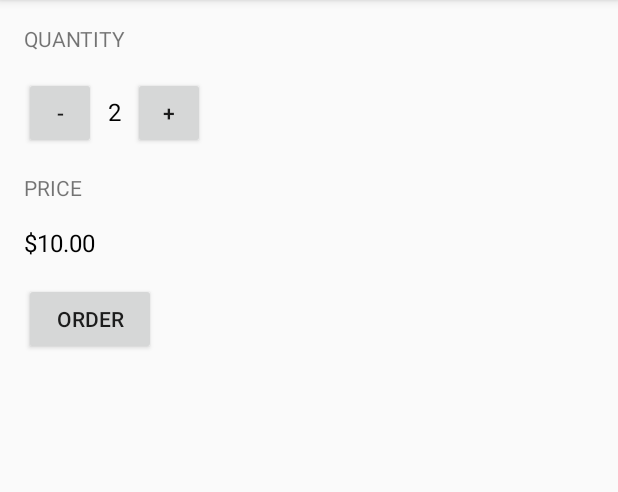
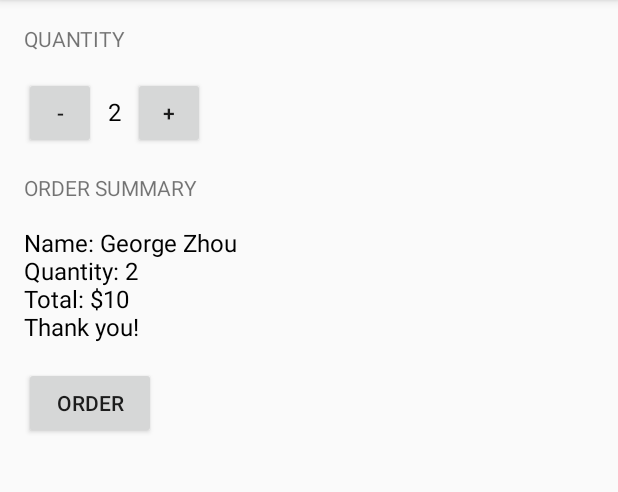
Before and after one commit to ZhourgiePorgie/Android, an Android app: the screen it shows after launch (MainActivity), after a tap on "ORDER", on a phone screen of 412 x 824 dp, the part 84-576 px from its top. Run offline under Robolectric (Android 15) with nearby library versions, the phone set to English and light mode, and no system bars.

Commit message:
modifications to format and added order summary

```diff
--- a/JustJava/app/src/main/java/com/example/android/justjava/MainActivity.java
+++ b/JustJava/app/src/main/java/com/example/android/justjava/MainActivity.java
@@ -32,7 +32,9 @@ public class MainActivity extends AppCompatActivity {
      * This method is called when the order button is clicked.
      */
     public void submitOrder(View view) {
-        displayPrice(quantity * 5);
+        int price = calculatePrice(quantity, 5);
+        String priceMessage = createOrderSummary(price);
+        displayMessage(priceMessage);
     }
 
     /**
@@ -40,7 +42,7 @@ public class MainActivity extends AppCompatActivity {
      */
     public void increment(View view){
         quantity += 1;
-        display(quantity);
+        displayQuantity(quantity);
     }
 
     /**
@@ -48,13 +50,13 @@ public class MainActivity extends AppCompatActivity {
      */
     public void decrement(View view){
         quantity -= 1;
-        display(quantity);
+        displayQuantity(quantity);
     }
 
     /**
      * This method displays the given quantity value on the screen.
      */
-    private void display(int number) {
+    private void displayQuantity(int number) {
         TextView quantityTextView = (TextView) findViewById(R.id.quantity_text_view);
         quantityTextView.setText("" + number);
     }
@@ -63,7 +65,41 @@ public class MainActivity extends AppCompatActivity {
      * This method displays the given price on the screen.
      */
     private void displayPrice(int number) {
-        TextView priceTextView = (TextView) findViewById(R.id.price_text_view);
+        TextView priceTextView = (TextView) findViewById(R.id.order_summary_text_view);
         priceTextView.setText(NumberFormat.getCurrencyInstance().format(number));
     }
+
+    /**
+     * This method displays the given text on the screen.
+     */
+    private void displayMessage(String message) {
+        TextView orderSummaryTextView = (TextView) findViewById(R.id.order_summary_text_view);
+        orderSummaryTextView.setText(message);
+    }
+
+    /**
+     * This method calculates the price of the order.
+     *
+     * @param quantity amount of coffee
+     * @param pricePerCup the price per cup of coffee
+     * @return total price
+     */
+    private int calculatePrice(int quantity, int pricePerCup) {
+        int price = quantity * pricePerCup;
+        return price;
+    }
+
+    /**
+     * This method creates an order summary.
+     *
+     * @param price price of order
+     * @return order summary
+     */
+    private String createOrderSummary(int price) {
+        String summary = "Name: George Zhou"
+                + "\nQuantity: " + quantity
+                + "\nTotal: $" + price
+                + "\nThank you!";
+        return summary;
+    }
 }
--- a/JustJava/app/src/main/res/layout/activity_main.xml
+++ b/JustJava/app/src/main/res/layout/activity_main.xml
@@ -47,11 +47,11 @@
         android:layout_height="wrap_content"
         android:layout_marginBottom="16dp"
         android:layout_marginTop="16dp"
-        android:text="Price"
+        android:text="Order Summary"
         android:textAllCaps="true" />
 
     <TextView
-        android:id="@+id/price_text_view"
+        android:id="@+id/order_summary_text_view"
         android:layout_width="wrap_content"
         android:layout_height="wrap_content"
         android:text="$10"
```
